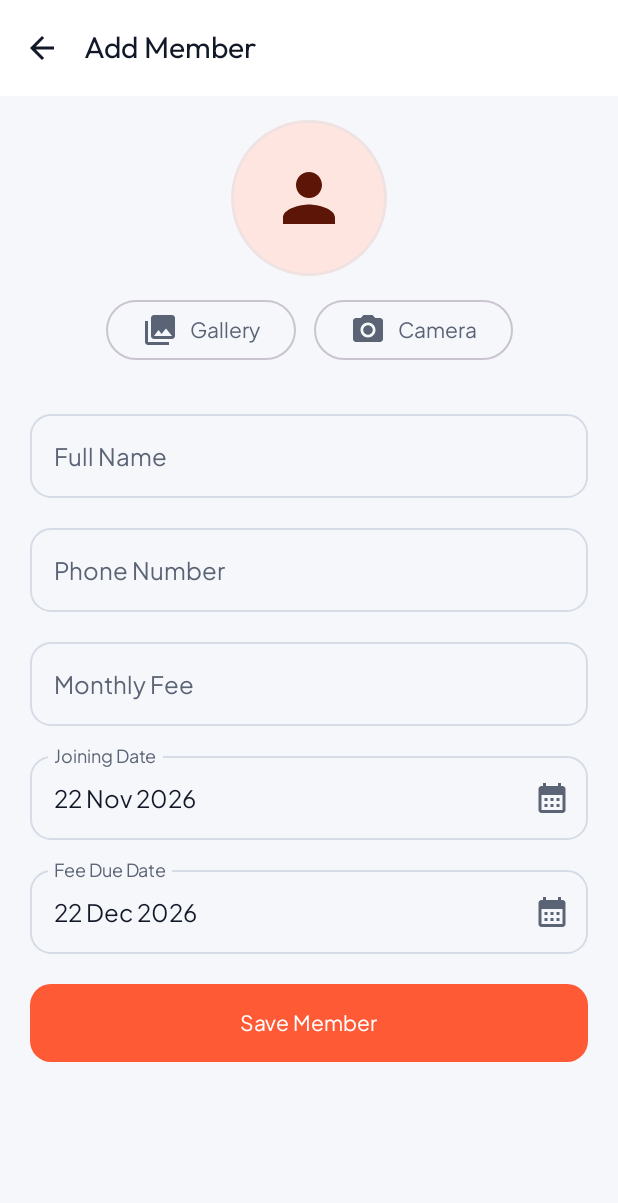
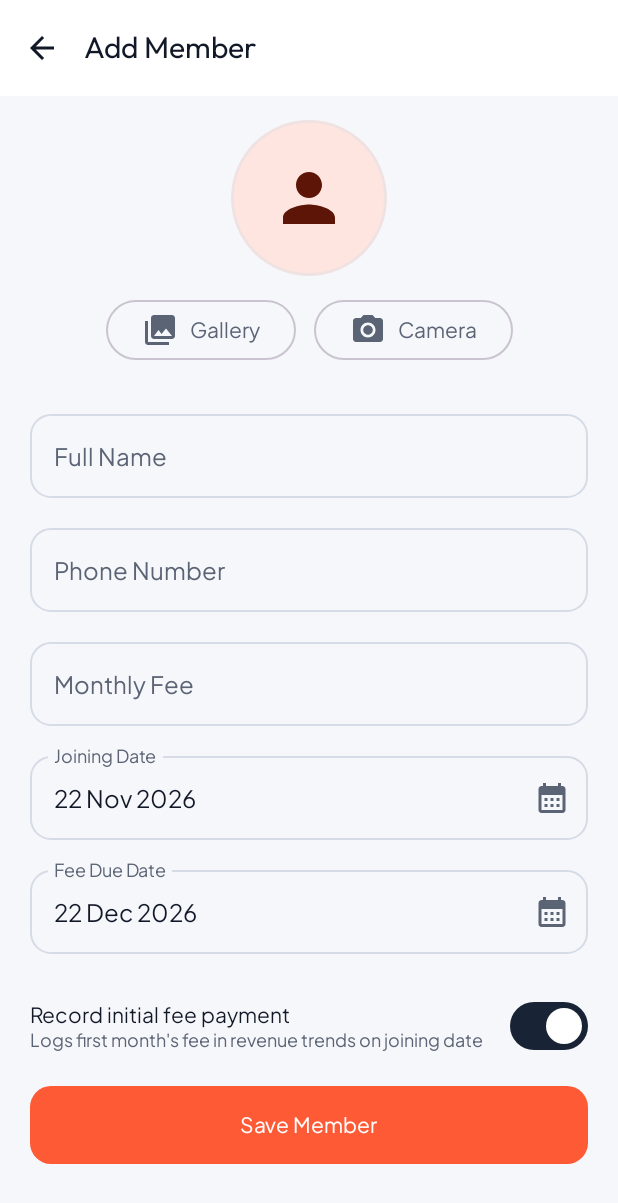
Before and after one commit to patilyuva6-web/gym, an Android app built with Jetpack Compose: the AddEditMemberScreen screen opened through its navigation route, on a phone screen of 412 x 824 dp. Shown: the top 1203 px of the screen. Run offline under Robolectric (Android 15) with nearby library versions, the phone set to English and light mode, and no system bars; libraries missing offline, so code that uses them is left out: com.patrykandpatrick.vico; missing, so only their content is drawn: ProvideVicoTheme; 7 statements that could not run were skipped.

Commit message:
feat: track and report revenue
- Added FeePayment entity and DAO with database migration.
- Integrated Vico charts dependency for visualization.
- Updated MemberRepository to record initial payments.
- Added revenue tracking logic to GymViewModel.

```diff
--- a/app/build.gradle.kts
+++ b/app/build.gradle.kts
@@ -120,6 +120,8 @@ dependencies {
   implementation(libs.kotlinx.coroutines.android)
   implementation(libs.kotlinx.coroutines.core)
   implementation(libs.kotlinx.serialization.json)
+  implementation(libs.vico.compose)
+  implementation(libs.vico.compose.m3)
   // implementation(libs.logging.interceptor)
   // implementation(libs.moshi.kotlin)
   // implementation(libs.okhttp)
--- a/app/src/main/java/com/example/gymapp/GymApplication.kt
+++ b/app/src/main/java/com/example/gymapp/GymApplication.kt
@@ -9,7 +9,9 @@ import com.example.gymapp.worker.NotificationHelper
 class GymApplication : Application() {
 
     val database: GymDatabase by lazy { GymDatabase.getInstance(this) }
-    val repository: MemberRepository by lazy { MemberRepository(database.memberDao()) }
+    val repository: MemberRepository by lazy {
+        MemberRepository(database.memberDao(), database.feePaymentDao())
+    }
 
     override fun onCreate() {
         super.onCreate()
--- /dev/null
+++ b/app/src/main/java/com/example/gymapp/data/FeePaymentDao.kt
@@ -0,0 +1,17 @@
+package com.example.gymapp.data
+
+import androidx.room.Dao
+import androidx.room.Insert
+import androidx.room.OnConflictStrategy
+import androidx.room.Query
+import kotlinx.coroutines.flow.Flow
+
+@Dao
+interface FeePaymentDao {
+
+    @Query("SELECT * FROM fee_payments WHERE paidAt >= :sinceMillis ORDER BY paidAt ASC")
+    fun getPaymentsSince(sinceMillis: Long): Flow<List<FeePayment>>
+
+    @Insert(onConflict = OnConflictStrategy.REPLACE)
+    suspend fun insertPayment(payment: FeePayment): Long
+}
--- a/app/src/main/java/com/example/gymapp/navigation/GymNavHost.kt
+++ b/app/src/main/java/com/example/gymapp/navigation/GymNavHost.kt
@@ -70,6 +70,7 @@ fun GymAppRoot(
     val membersUiState by viewModel.membersUiState.collectAsStateWithLifecycle()
     val searchQuery by viewModel.searchQuery.collectAsStateWithLifecycle()
     val dueExpiredUiState by viewModel.dueExpiredUiState.collectAsStateWithLifecycle()
+    val revenueUiState by viewModel.revenueUiState.collectAsStateWithLifecycle()
 
     var hasNotificationPermission by remember {
         mutableStateOf(
@@ -263,6 +264,7 @@ fun GymAppRoot(
                     composable<MembersRoute> {
                         MemberListScreen(
                             uiState = membersUiState,
+                            revenueUiState = revenueUiState,
                             searchQuery = searchQuery,
                             showNotificationPermissionPrompt = !hasNotificationPermission,
                             onRequestNotificationPermission = {
--- /dev/null
+++ b/app/src/main/java/com/example/gymapp/ui/components/RevenueChartCard.kt
@@ -0,0 +1,240 @@
+package com.example.gymapp.ui.components
+
+import androidx.compose.animation.AnimatedVisibility
+import androidx.compose.foundation.background
+import androidx.compose.foundation.clickable
+import androidx.compose.foundation.layout.Arrangement
+import androidx.compose.foundation.layout.Box
+import androidx.compose.foundation.layout.Column
+import androidx.compose.foundation.layout.Row
+import androidx.compose.foundation.layout.Spacer
+import androidx.compose.foundation.layout.fillMaxWidth
+import androidx.compose.foundation.layout.height
+import androidx.compose.foundation.layout.padding
+import androidx.compose.foundation.layout.size
+import androidx.compose.foundation.layout.width
+import androidx.compose.foundation.shape.RoundedCornerShape
+import androidx.compose.material.icons.Icons
+import androidx.compose.material.icons.automirrored.filled.TrendingUp
+import androidx.compose.material.icons.filled.ExpandLess
+import androidx.compose.material.icons.filled.ExpandMore
+import androidx.compose.material3.Card
+import androidx.compose.material3.CardDefaults
+import androidx.compose.material3.Icon
+import androidx.compose.material3.MaterialTheme
+import androidx.compose.material3.Surface
+import androidx.compose.material3.Text
+import androidx.compose.runtime.Composable
+import androidx.compose.runtime.LaunchedEffect
+import androidx.compose.runtime.getValue
+import androidx.compose.runtime.mutableStateOf
+import androidx.compose.runtime.remember
+import androidx.compose.runtime.saveable.rememberSaveable
+import androidx.compose.runtime.setValue
+import androidx.compose.ui.Alignment
+import androidx.compose.ui.Modifier
+import androidx.compose.ui.draw.clip
+import androidx.compose.ui.platform.testTag
+import androidx.compose.ui.text.font.FontWeight
+import androidx.compose.ui.unit.dp
+import com.example.gymapp.util.DateUtils
+import com.example.gymapp.viewmodel.RevenueUiState
+import com.example.ui.theme.CoralFlame
+import com.example.ui.theme.ElectricTeal
+import com.example.ui.theme.StatusPaid
+import com.example.ui.theme.StatusPaidContainer
+import com.patrykandpatrick.vico.compose.cartesian.CartesianChartHost
+import com.patrykandpatrick.vico.compose.cartesian.axis.rememberBottom
+import com.patrykandpatrick.vico.compose.cartesian.axis.rememberStart
+import com.patrykandpatrick.vico.compose.cartesian.layer.rememberColumnCartesianLayer
+import com.patrykandpatrick.vico.compose.cartesian.layer.rememberLine
+import com.patrykandpatrick.vico.compose.cartesian.layer.rememberLineCartesianLayer
+import com.patrykandpatrick.vico.compose.cartesian.rememberCartesianChart
+import com.patrykandpatrick.vico.compose.common.ProvideVicoTheme
+import com.patrykandpatrick.vico.compose.common.component.rememberLineComponent
+import com.patrykandpatrick.vico.compose.common.fill
+import com.patrykandpatrick.vico.compose.m3.common.rememberM3VicoTheme
+import com.patrykandpatrick.vico.core.cartesian.axis.HorizontalAxis
+import com.patrykandpatrick.vico.core.cartesian.axis.VerticalAxis
+import com.patrykandpatrick.vico.core.cartesian.data.CartesianChartModelProducer
+import com.patrykandpatrick.vico.core.cartesian.data.CartesianValueFormatter
+import com.patrykandpatrick.vico.core.cartesian.data.columnSeries
+import com.patrykandpatrick.vico.core.cartesian.data.lineSeries
+import com.patrykandpatrick.vico.core.cartesian.layer.ColumnCartesianLayer
+import com.patrykandpatrick.vico.core.cartesian.layer.LineCartesianLayer
+import com.patrykandpatrick.vico.core.common.shape.CorneredShape
+
+@Composable
+fun RevenueChartCard(
+    revenueUiState: RevenueUiState,
+    modifier: Modifier = Modifier
+) {
+    var expanded by rememberSaveable { mutableStateOf(true) }
+    val modelProducer = remember { CartesianChartModelProducer() }
+    val monthLabels = remember(revenueUiState.months) {
+        revenueUiState.months.map { it.monthLabel }
+    }
+
+    LaunchedEffect(revenueUiState.months) {
+        if (revenueUiState.months.isNotEmpty()) {
+            val values = revenueUiState.months.map { it.totalAmount }
+            modelProducer.runTransaction {
+                columnSeries { series(values) }
+                lineSeries { series(values) }
+            }
+        }
+    }
+
+    val bottomAxisValueFormatter = remember(monthLabels) {
+        CartesianValueFormatter { _, x, _ ->
+            monthLabels.getOrElse(x.toInt()) { "" }
+        }
+    }
+
+    val startAxisValueFormatter = remember {
+        CartesianValueFormatter { _, y, _ ->
+            DateUtils.formatCurrency(y)
+        }
+    }
+
+    Card(
+        modifier = modifier
+            .fillMaxWidth()
+            .testTag("revenue_chart_card"),
+        shape = RoundedCornerShape(18.dp),
+        colors = CardDefaults.cardColors(
+            containerColor = MaterialTheme.colorScheme.surface
+        ),
+        elevation = CardDefaults.cardElevation(defaultElevation = 1.dp)
+    ) {
+        Column(
+            modifier = Modifier
+                .fillMaxWidth()
+                .padding(16.dp)
+        ) {
+            Row(
+                modifier = Modifier
+                    .fillMaxWidth()
+                    .clip(RoundedCornerShape(12.dp))
+                    .clickable { expanded = !expanded }
+                    .padding(vertical = 2.dp)
+                    .testTag("revenue_card_toggle"),
+                horizontalArrangement = Arrangement.SpaceBetween,
+                verticalAlignment = Alignment.CenterVertically
+            ) {
+                Row(verticalAlignment = Alignment.CenterVertically) {
+                    Box(
+                        modifier = Modifier
+                            .size(36.dp)
+                            .clip(RoundedCornerShape(10.dp))
+                            .background(ElectricTeal.copy(alpha = 0.14f)),
+                        contentAlignment = Alignment.Center
+                    ) {
+                        Icon(
+                            imageVector = Icons.AutoMirrored.Filled.TrendingUp,
+                            contentDescription = null,
+                            tint = ElectricTeal,
+                            modifier = Modifier.size(20.dp)
+                        )
+                    }
+                    Spacer(modifier = Modifier.width(12.dp))
+                    Column {
+                        Text(
+                            text = "Monthly Collections (6M)",
+                            style = MaterialTheme.typography.titleMedium,
+                            color = MaterialTheme.colorScheme.onSurface
+                        )
+                        Text(
+                            text = "Total: ${DateUtils.formatCurrency(revenueUiState.sixMonthTotal)} • This month: ${DateUtils.formatCurrency(revenueUiState.currentMonthTotal)}",
+                            style = MaterialTheme.typography.bodySmall,
+                            color = MaterialTheme.colorScheme.onSurfaceVariant
+                        )
+                    }
+                }
+
+                Icon(
+                    imageVector = if (expanded) Icons.Filled.ExpandLess else Icons.Filled.ExpandMore,
+                    contentDescription = if (expanded) "Collapse chart" else "Expand chart",
+                    tint = MaterialTheme.colorScheme.onSurfaceVariant
+                )
+            }
+
+            AnimatedVisibility(visible = expanded) {
+                Column(modifier = Modifier.fillMaxWidth()) {
+                    Spacer(modifier = Modifier.height(12.dp))
+
+                    val diff = revenueUiState.currentMonthTotal - revenueUiState.previousMonthTotal
+                    val trendText = when {
+                        revenueUiState.sixMonthTotal == 0.0 -> "No collections logged yet"
+                        diff > 0 -> "+${DateUtils.formatCurrency(diff)} vs last month"
+                        diff < 0 -> "-${DateUtils.formatCurrency(-diff)} vs last month"
+                        else -> "Same as last month"
+                    }
+                    Surface(
+                        color = if (diff >= 0 && revenueUiState.sixMonthTotal > 0.0) {
+                            StatusPaidContainer
+                        } else {
+                            MaterialTheme.colorScheme.surfaceVariant
+                        },
+                        shape = RoundedCornerShape(999.dp)
+                    ) {
+                        Text(
+                            text = trendText,
+                            style = MaterialTheme.typography.labelSmall,
+                            fontWeight = FontWeight.SemiBold,
+                            color = if (diff >= 0 && revenueUiState.sixMonthTotal > 0.0) {
+                                StatusPaid
+                            } else {
+                                MaterialTheme.colorScheme.onSurfaceVariant
+                            },
+                            modifier = Modifier.padding(horizontal = 10.dp, vertical = 4.dp)
+                        )
+                    }
+
+                    Spacer(modifier = Modifier.height(12.dp))
+
+                    if (revenueUiState.months.isNotEmpty()) {
+                        ProvideVicoTheme(rememberM3VicoTheme()) {
+                            CartesianChartHost(
+                                chart = rememberCartesianChart(
+                                    rememberColumnCartesianLayer(
+                                        columnProvider = ColumnCartesianLayer.ColumnProvider.series(
+                                            rememberLineComponent(
+                                                fill = fill(CoralFlame.copy(alpha = 0.85f)),
+                                                thickness = 18.dp,
+                                                shape = CorneredShape.rounded(
+                                                    topLeftPercent = 30,
+                                                    topRightPercent = 30
+                                                )
+                                            )
+                                        )
+                                    ),
+                                    rememberLineCartesianLayer(
+                                        lineProvider = LineCartesianLayer.LineProvider.series(
+                                            LineCartesianLayer.rememberLine(
+                                                fill = LineCartesianLayer.LineFill.single(
+                                                    fill(ElectricTeal)
+                                                )
+                                            )
+                                        )
+                                    ),
+                                    startAxis = VerticalAxis.rememberStart(
+                                        valueFormatter = startAxisValueFormatter
+                                    ),
+                                    bottomAxis = HorizontalAxis.rememberBottom(
+                                        valueFormatter = bottomAxisValueFormatter
+                                    )
+                                ),
+                                modelProducer = modelProducer,
+                                modifier = Modifier
+                                    .fillMaxWidth()
+                                    .height(190.dp)
+                                    .testTag("revenue_vico_chart")
+                            )
+                        }
+                    }
+                }
+            }
+        }
+    }
+}
--- a/app/src/main/java/com/example/gymapp/ui/screens/AddEditMemberScreen.kt
+++ b/app/src/main/java/com/example/gymapp/ui/screens/AddEditMemberScreen.kt
@@ -44,6 +44,7 @@ import androidx.compose.material3.OutlinedTextField
 import androidx.compose.material3.Scaffold
 import androidx.compose.material3.SnackbarHost
 import androidx.compose.material3.SnackbarHostState
+import androidx.compose.material3.Switch
 import androidx.compose.material3.Text
 import androidx.compose.material3.TextButton
 import androidx.compose.material3.TopAppBar
@@ -94,6 +95,7 @@ fun AddEditMemberScreen(
         joinDate: Long,
         feeAmount: Double,
         feeDueDate: Long,
+        recordInitialPayment: Boolean,
         onSaved: () -> Unit
     ) -> Unit,
     onDeleteMember: (Member, () -> Unit) -> Unit,
@@ -122,6 +124,7 @@ fun AddEditMemberScreen(
 
     var activeDateField by remember { mutableStateOf<ActiveDateField?>(null) }
     var showDeleteDialog by remember { mutableStateOf(false) }
+    var recordInitialPayment by remember { mutableStateOf(true) }
 
     // Holds temporary camera capture output file until TakePicture finishes
     var pendingCameraFile by remember { mutableStateOf<File?>(null) }
@@ -438,6 +441,35 @@ fun AddEditMemberScreen(
                     }
 
                     Spacer(modifier = Modifier.height(12.dp))
+                } else if (!isEditMode) {
+                    Row(
+                        modifier = Modifier
+                            .fillMaxWidth()
+                            .padding(vertical = 4.dp),
+                        horizontalArrangement = Arrangement.SpaceBetween,
+                        verticalAlignment = Alignment.CenterVertically
+                    ) {
+                        Column(modifier = Modifier.weight(1f)) {
+                            Text(
+                                text = "Record initial fee payment",
+                                style = MaterialTheme.typography.titleSmall,
+                                color = MaterialTheme.colorScheme.onSurface
+                            )
+                            Text(
+                                text = "Logs first month's fee in revenue trends on joining date",
+                                style = MaterialTheme.typography.bodySmall,
+                                color = MaterialTheme.colorScheme.onSurfaceVariant
+                            )
+                        }
+                        Spacer(modifier = Modifier.width(12.dp))
+                        Switch(
+                            checked = recordInitialPayment,
+                            onCheckedChange = { recordInitialPayment = it },
+                            modifier = Modifier.testTag("record_initial_payment_switch")
+                        )
+                    }
+
+                    Spacer(modifier = Modifier.height(12.dp))
                 }
 
                 // Save Button
@@ -471,6 +503,7 @@ fun AddEditMemberScreen(
                                 joinDateMillis,
                                 parsedFee,
                                 feeDueDateMillis,
+                                recordInitialPayment,
                                 onNavigateBack
                             )
                         }
--- a/app/src/main/java/com/example/gymapp/ui/screens/MemberListScreen.kt
+++ b/app/src/main/java/com/example/gymapp/ui/screens/MemberListScreen.kt
@@ -52,8 +52,10 @@ import androidx.compose.ui.unit.dp
 import com.example.R
 import com.example.gymapp.data.Member
 import com.example.gymapp.ui.components.MemberAvatar
+import com.example.gymapp.ui.components.RevenueChartCard
 import com.example.gymapp.util.DateUtils
 import com.example.gymapp.viewmodel.MembersUiState
+import com.example.gymapp.viewmodel.RevenueUiState
 import com.example.ui.theme.CoralFlame
 import com.example.ui.theme.SlateNavy
 import com.example.ui.theme.SlateNavyLight
@@ -67,6 +69,7 @@ import com.example.ui.theme.StatusPaidContainer
 @Composable
 fun MemberListScreen(
     uiState: MembersUiState,
+    revenueUiState: RevenueUiState,
     searchQuery: String,
     showNotificationPermissionPrompt: Boolean,
     onRequestNotificationPermission: () -> Unit,
@@ -256,12 +259,6 @@ fun MemberListScreen(
                     }
 
                     is MembersUiState.Success -> {
-                        if (uiState.filteredMembers.isEmpty()) {
-                            EmptyMembersState(
-                                isSearching = searchQuery.isNotBlank(),
-                                modifier = Modifier.fillMaxSize()
-                            )
-                        } else {
                         LazyColumn(
                             modifier = Modifier.fillMaxSize(),
                             contentPadding = PaddingValues(
@@ -272,6 +269,20 @@ fun MemberListScreen(
                             ),
                             verticalArrangement = Arrangement.spacedBy(12.dp)
                         ) {
+                            item(key = "revenue_chart") {
+                                RevenueChartCard(revenueUiState = revenueUiState)
+                            }
+
+                            if (uiState.filteredMembers.isEmpty()) {
+                                item(key = "empty_members") {
+                                    EmptyMembersState(
+                                        isSearching = searchQuery.isNotBlank(),
+                                        modifier = Modifier
+                                            .fillMaxWidth()
+                                            .padding(vertical = 24.dp)
+                                    )
+                                }
+                            } else {
                                 items(
                                     items = uiState.filteredMembers,
                                     key = { it.id }
--- a/app/src/main/java/com/example/gymapp/viewmodel/GymViewModel.kt
+++ b/app/src/main/java/com/example/gymapp/viewmodel/GymViewModel.kt
@@ -15,6 +15,11 @@ import kotlinx.coroutines.flow.combine
 import kotlinx.coroutines.flow.map
 import kotlinx.coroutines.flow.stateIn
 import kotlinx.coroutines.launch
+import java.time.Instant
+import java.time.YearMonth
+import java.time.ZoneId
+import java.time.format.TextStyle
+import java.util.Locale
 
 data class MemberDueItem(
     val member: Member,
@@ -36,6 +41,19 @@ data class DueExpiredUiState(
 ) {
     val totalCount: Int get() = dueSoon.size + expired.size
 }
+
+data class MonthlyRevenue(
+    val yearMonth: YearMonth,
+    val monthLabel: String,
+    val totalAmount: Double
+)
+
+data class RevenueUiState(
+    val months: List<MonthlyRevenue> = emptyList(),
+    val sixMonthTotal: Double = 0.0,
+    val currentMonthTotal: Double = 0.0,
+    val previousMonthTotal: Double = 0.0
+)
 
 class GymViewModel(private val repository: MemberRepository) : ViewModel() {
 
@@ -88,6 +106,51 @@ class GymViewModel(private val repository: MemberRepository) : ViewModel() {
             initialValue = DueExpiredUiState()
         )
 
+    private val sixMonthsStartMillis: Long = YearMonth.now()
+        .minusMonths(5)
+        .atDay(1)
+        .atStartOfDay(ZoneId.systemDefault())
+        .toInstant()
+        .toEpochMilli()
+
+    val revenueUiState: StateFlow<RevenueUiState> = repository
+        .getPaymentsSince(sixMonthsStartMillis)
+        .map { payments ->
+            val zone = ZoneId.systemDefault()
+            val currentYm = YearMonth.now(zone)
+            val totalsByMonth = payments.groupBy { payment ->
+                YearMonth.from(Instant.ofEpochMilli(payment.paidAt).atZone(zone))
+            }.mapValues { (_, list) ->
+                list.sumOf { it.amount }
+            }
+
+            val monthlyList = (5L downTo 0L).map { offset ->
+                val ym = currentYm.minusMonths(offset)
+                val label = ym.month.getDisplayName(TextStyle.SHORT, Locale.getDefault())
+                MonthlyRevenue(
+                    yearMonth = ym,
+                    monthLabel = label,
+                    totalAmount = totalsByMonth[ym] ?: 0.0
+                )
+            }
+
+            val sixMonthTotal = monthlyList.sumOf { it.totalAmount }
+            val currentMonthTotal = monthlyList.lastOrNull()?.totalAmount ?: 0.0
+            val previousMonthTotal = monthlyList.getOrNull(monthlyList.size - 2)?.totalAmount ?: 0.0
+
+            RevenueUiState(
+                months = monthlyList,
+                sixMonthTotal = sixMonthTotal,
+                currentMonthTotal = currentMonthTotal,
+                previousMonthTotal = previousMonthTotal
+            )
+        }
+        .stateIn(
+            scope = viewModelScope,
+            started = SharingStarted.WhileSubscribed(5_000),
+            initialValue = RevenueUiState()
+        )
+
     fun onSearchQueryChange(query: String) {
         _searchQuery.value = query
     }
@@ -105,6 +168,7 @@ class GymViewModel(private val repository: MemberRepository) : ViewModel() {
         joinDate: Long,
         feeAmount: Double,
         feeDueDate: Long,
+        recordInitialPayment: Boolean = false,
         onSaved: () -> Unit
     ) {
         viewModelScope.launch {
@@ -123,7 +187,7 @@ class GymViewModel(private val repository: MemberRepository) : ViewModel() {
             if (existingId != null && existingId > 0) {
                 repository.updateMember(member)
             } else {
-                repository.insertMember(member)
+                repository.insertMember(member, recordInitialPayment = recordInitialPayment)
             }
             onSaved()
         }
--- a/gradle/libs.versions.toml
+++ b/gradle/libs.versions.toml
@@ -42,6 +42,7 @@ credentials = "1.5.0"
 googleid = "1.1.1"
 workRuntimeKtx = "2.10.0"
 kotlinxSerializationJson = "1.8.0"
+vico = "2.1.4"
 
 
 [libraries]
@@ -98,6 +99,8 @@ androidx-credentials-play-services = { group = "androidx.credentials", name = "c
 googleid = { group = "com.google.android.libraries.identity.googleid", name = "googleid", version.ref = "googleid" }
 androidx-work-runtime-ktx = { group = "androidx.work", name = "work-runtime-ktx", version.ref = "workRuntimeKtx" }
 kotlinx-serialization-json = { group = "org.jetbrains.kotlinx", name = "kotlinx-serialization-json", version.ref = "kotlinxSerializationJson" }
+vico-compose = { group = "com.patrykandpatrick.vico", name = "compose", version.ref = "vico" }
+vico-compose-m3 = { group = "com.patrykandpatrick.vico", name = "compose-m3", version.ref = "vico" }
 
 
 [plugins]
```
Also changed, not shown: app/src/main/java/com/example/gymapp/data/FeePayment.kt (added, +13 -0 lines), app/src/main/java/com/example/gymapp/data/GymDatabase.kt (+24 -3 lines), app/src/main/java/com/example/gymapp/data/MemberRepository.kt (+34 -2 lines). Lines whose indentation alone changed are shown as unchanged.
